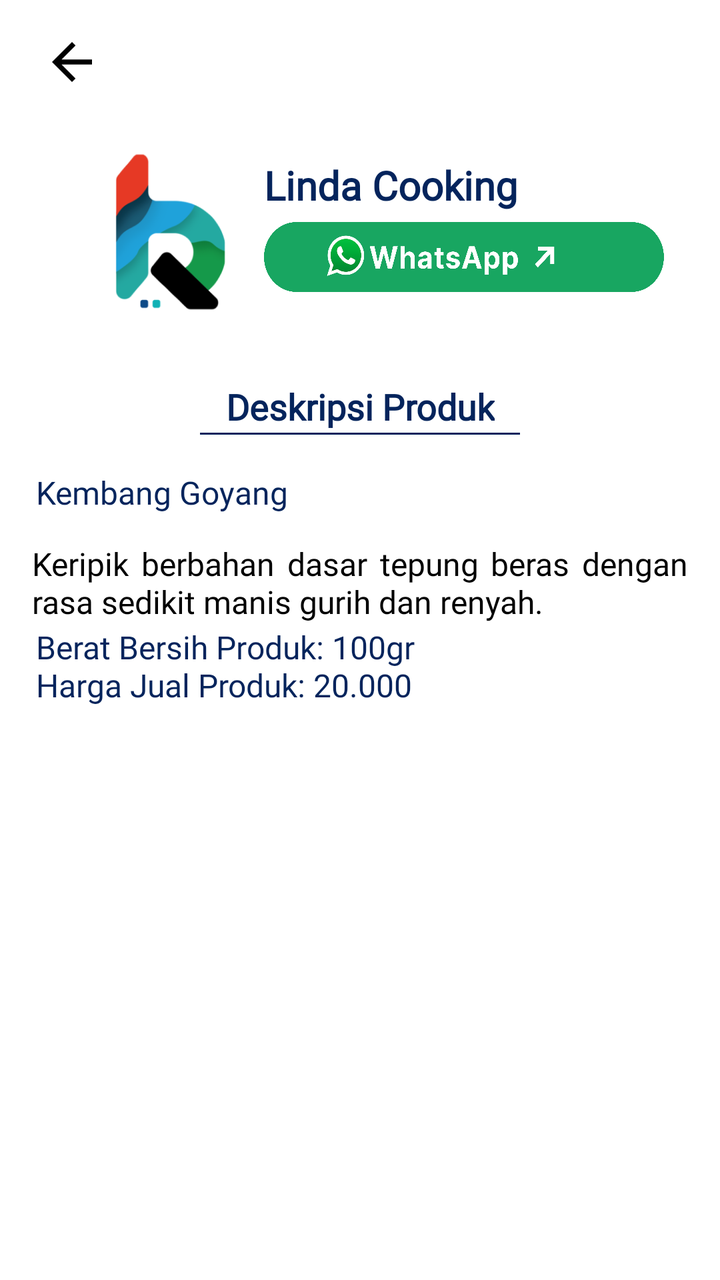
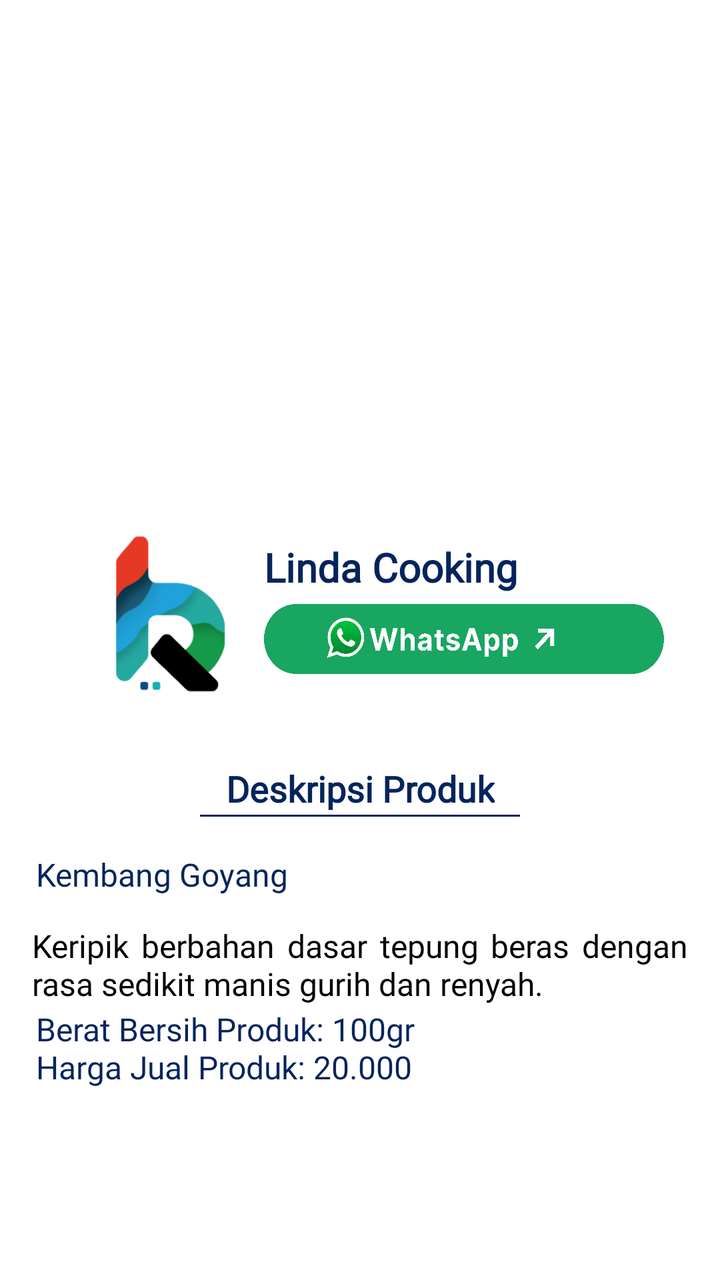

An Android layout rendered at two revisions. The XML below is the earlier revision; the diff shows what the commit changed to produce the second picture.
<!-- AndroidManifest.xml: application theme Theme.MyApplication -->
<!-- res/layout/detail_umkm_16.xml -->
<?xml version="1.0" encoding="utf-8"?>
<androidx.constraintlayout.widget.ConstraintLayout xmlns:android="http://schemas.android.com/apk/res/android"
    xmlns:tools="http://schemas.android.com/tools"
    xmlns:app="http://schemas.android.com/apk/res-auto"
    android:layout_width="match_parent"
    android:layout_height="match_parent">

    <ImageView
        android:id="@+id/back_arrow"
        android:layout_width="40dp"
        android:layout_height="30dp"
        android:layout_margin="16dp"
        android:src="@drawable/back"
        app:layout_constraintTop_toTopOf="parent"
        app:layout_constraintStart_toStartOf="parent" />

    <ScrollView
        android:layout_width="match_parent"
        android:layout_height="0dp"
        app:layout_constraintTop_toBottomOf="@id/back_arrow"
        app:layout_constraintStart_toStartOf="parent"
        app:layout_constraintEnd_toEndOf="parent"
        app:layout_constraintBottom_toBottomOf="parent">

        <LinearLayout
            android:layout_width="match_parent"
            android:layout_height="wrap_content"
            android:orientation="vertical"
            android:padding="16dp">

            <LinearLayout
                android:id="@+id/umkm1_section"
                android:layout_width="match_parent"
                android:layout_height="wrap_content"
                android:layout_marginTop="2dp"
                android:orientation="horizontal">

                <ImageView
                    android:id="@+id/image_rb"
                    android:layout_width="100dp"
                    android:layout_height="100dp"
                    android:layout_marginTop="2dp"
                    android:src="@drawable/logorb"
                    android:paddingStart="37dp" />

                <LinearLayout
                    android:layout_width="0dp"
                    android:layout_height="wrap_content"
                    android:layout_weight="1"
                    android:orientation="vertical"
                    android:gravity="center_vertical"
                    android:layout_marginStart="16dp">

                    <TextView
                        android:id="@+id/title_umkm2"
                        android:layout_marginTop="15dp"
                        android:layout_width="match_parent"
                        android:layout_height="wrap_content"
                        android:fontFamily="@font/poppins_bold"
                        android:gravity="center_vertical"
                        android:text="Linda Cooking "
                        android:textColor="@color/blue"
                        android:textSize="20sp"
                        android:textStyle="bold" />

                    <ImageButton
                        android:id="@+id/button_wa"
                        android:layout_width="200dp"
                        android:layout_height="35dp"
                        android:layout_marginTop="5dp"
                        android:background="@drawable/wa_detail"
                        android:paddingStart="24dp"
                        android:gravity="center"
                        app:layout_constraintBottom_toBottomOf="parent"
                        app:layout_constraintEnd_toEndOf="parent"
                        app:layout_constraintStart_toStartOf="parent" />
                </LinearLayout>
            </LinearLayout>

            <TextView
                android:id="@+id/description_title"
                android:layout_marginTop="25dp"
                android:layout_width="wrap_content"
                android:layout_height="wrap_content"
                android:fontFamily="@font/poppins_bold"
                android:text="Deskripsi Produk"
                android:textColor="@color/blue"
                android:textSize="18sp"
                android:textStyle="bold"
                android:gravity="center_horizontal"
                android:layout_gravity="center_horizontal" />

            <View
                android:id="@+id/line_below_text"
                android:layout_width="160dp"
                android:layout_height="1dp"
                android:layout_marginTop="1dp"
                android:background="@color/blue"
                android:layout_gravity="center_horizontal" />

            <TextView
                android:id="@+id/judul1"
                android:layout_width="match_parent"
                android:layout_height="wrap_content"
                android:layout_marginStart="2dp"
                android:layout_marginTop="18dp"
                android:layout_marginEnd="6dp"
                android:fontFamily="@font/poppins_bold"
                android:text="Kembang Goyang"
                android:textColor="@color/blue"
                android:textSize="16sp"
                app:layout_constraintEnd_toEndOf="parent"
                app:layout_constraintStart_toStartOf="parent"/>

            <TextView
                android:id="@+id/text_umkm3"
                android:layout_width="match_parent"
                android:layout_height="wrap_content"
                android:layout_marginTop="14dp"
                android:textSize="16sp"
                android:textColor="@color/black"
                android:justificationMode="inter_word"
                android:fontFamily="@font/poppins_regular"
                android:text="Keripik berbahan dasar tepung beras dengan rasa sedikit manis gurih dan renyah."
                app:layout_constraintTop_toBottomOf="@id/line_below_text" />

            <TextView
                android:id="@+id/harga1"
                android:layout_width="match_parent"
                android:layout_height="wrap_content"
                android:layout_marginStart="2dp"
                android:layout_marginTop="1dp"
                android:layout_marginEnd="16dp"
                android:fontFamily="@font/poppins_bold"
                android:text="Berat Bersih Produk: 100gr\nHarga Jual Produk: 20.000"
                android:textColor="@color/blue"
                android:textSize="16sp"
                app:layout_constraintEnd_toEndOf="parent"
                app:layout_constraintStart_toStartOf="parent" />

        </LinearLayout>
    </ScrollView>

</androidx.constraintlayout.widget.ConstraintLayout>
<!-- resources referenced by this layout -->
<resources>
  <color name="black">#FF000000</color>
  <color name="blue">#04245C</color>
  <!-- drawable back (drawable) -->
  <vector xmlns:android="http://schemas.android.com/apk/res/android" android:autoMirrored="true" android:height="24dp" android:tint="#000000" android:viewportHeight="24" android:viewportWidth="24" android:width="24dp">
        
      <path android:fillColor="@android:color/white" android:pathData="M20,11H7.83l5.59,-5.59L12,4l-8,8 8,8 1.41,-1.41L7.83,13H20v-2z"/>
      
  </vector>
  <!-- drawable logorb: png bitmap (drawable, 46204 bytes) -->
  <!-- drawable wa_detail: png bitmap (drawable, 111318 bytes) -->
  <style name="Theme.MyApplication" parent="Theme.MaterialComponents.DayNight.DarkActionBar">
          
          <item name="colorPrimary">@color/purple_500</item>
          <item name="colorPrimaryVariant">@color/purple_700</item>
          <item name="colorOnPrimary">@color/white</item>
          
          <item name="colorSecondary">@color/teal_200</item>
          <item name="colorSecondaryVariant">@color/teal_700</item>
          <item name="colorOnSecondary">@color/black</item>
          
          <item name="android:statusBarColor">?attr/colorPrimaryVariant</item>
          
      </style>
  <color name="purple_500">#1FA1D8</color>
  <color name="purple_700">#1FA1D8</color>
  <color name="white">#FFFFFFFF</color>
  <color name="teal_200">#FF03DAC5</color>
  <color name="teal_700">#FF018786</color>
</resources>

<!-- the commit's change to res/layout/detail_umkm_16.xml (unified diff, before → after) -->
@@ -5,19 +5,9 @@
     android:layout_width="match_parent"
     android:layout_height="match_parent">
 
-    <ImageView
-        android:id="@+id/back_arrow"
-        android:layout_width="40dp"
-        android:layout_height="30dp"
-        android:layout_margin="16dp"
-        android:src="@drawable/back"
-        app:layout_constraintTop_toTopOf="parent"
-        app:layout_constraintStart_toStartOf="parent" />
-
     <ScrollView
         android:layout_width="match_parent"
         android:layout_height="0dp"
-        app:layout_constraintTop_toBottomOf="@id/back_arrow"
         app:layout_constraintStart_toStartOf="parent"
         app:layout_constraintEnd_toEndOf="parent"
         app:layout_constraintBottom_toBottomOf="parent">
@@ -138,6 +128,17 @@
                 app:layout_constraintEnd_toEndOf="parent"
                 app:layout_constraintStart_toStartOf="parent" />
 
+            <TextView
+                android:id="@+id/kosongdetailkatalog_bpp"
+                android:layout_width="0dp"
+                android:layout_height="wrap_content"
+                android:layout_marginStart="16dp"
+                android:layout_marginTop="58dp"
+                android:layout_marginEnd="16dp"
+                android:textSize="16sp"
+                app:layout_constraintStart_toStartOf="parent"
+                app:layout_constraintEnd_toEndOf="parent"
+                app:layout_constraintTop_toTopOf="parent" />
         </LinearLayout>
     </ScrollView>
 
<!-- resource entries referenced after the edit -->
@@ -2,12 +2,6 @@
 <resources>
   <color name="black">#FF000000</color>
   <color name="blue">#04245C</color>
-  <!-- drawable back (drawable) -->
-  <vector xmlns:android="http://schemas.android.com/apk/res/android" android:autoMirrored="true" android:height="24dp" android:tint="#000000" android:viewportHeight="24" android:viewportWidth="24" android:width="24dp">
-        
-      <path android:fillColor="@android:color/white" android:pathData="M20,11H7.83l5.59,-5.59L12,4l-8,8 8,8 1.41,-1.41L7.83,13H20v-2z"/>
-      
-  </vector>
   <!-- drawable logorb: png bitmap (drawable, 46204 bytes) -->
   <!-- drawable wa_detail: png bitmap (drawable, 111318 bytes) -->
   <style name="Theme.MyApplication" parent="Theme.MaterialComponents.DayNight.DarkActionBar">
